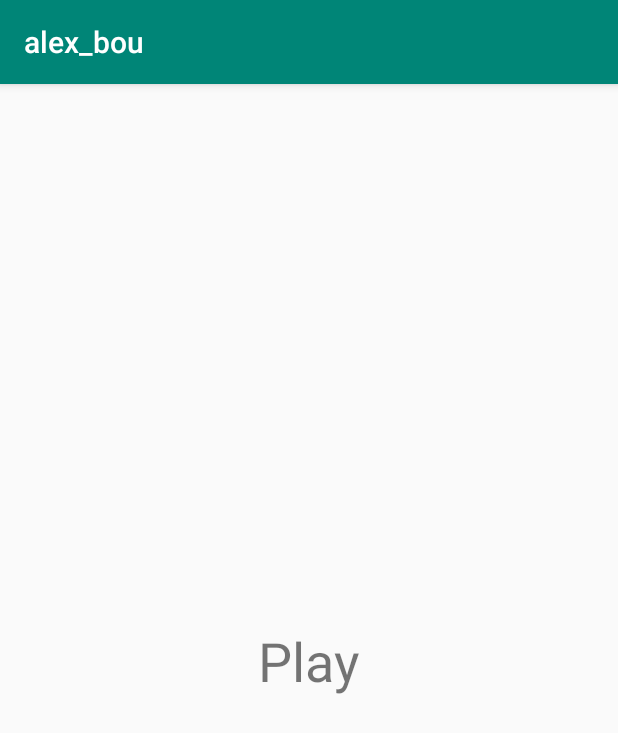
After one commit to razz97/WormyAndroid, an Android app: the PlayActivity screen opened directly, with no data from a screen before it, on a phone screen of 412 x 824 dp. The commit adds this screen. Shown: the top 733 px of the screen. Run offline under Robolectric (Android 15) with nearby library versions, the phone set to English and light mode, and no system bars.

Commit message:
Addded necessary activities.

```diff
--- a/app/build.gradle
+++ b/app/build.gradle
@@ -25,4 +25,5 @@ dependencies {
     testImplementation 'junit:junit:4.12'
     androidTestImplementation 'com.android.support.test:runner:1.0.2'
     androidTestImplementation 'com.android.support.test.espresso:espresso-core:3.0.2'
+    implementation 'com.android.support:design:28.0.0'
 }
--- /dev/null
+++ b/app/src/main/java/alex_bou/stucom/com/alex_bou/PlayActivity.java
@@ -0,0 +1,13 @@
+package alex_bou.stucom.com.alex_bou;
+
+import android.support.v7.app.AppCompatActivity;
+import android.os.Bundle;
+
+public class PlayActivity extends AppCompatActivity {
+
+    @Override
+    protected void onCreate(Bundle savedInstanceState) {
+        super.onCreate(savedInstanceState);
+        setContentView(R.layout.activity_play);
+    }
+}
--- /dev/null
+++ b/app/src/main/res/layout/activity_play.xml
@@ -0,0 +1,23 @@
+<?xml version="1.0" encoding="utf-8"?>
+<android.support.constraint.ConstraintLayout xmlns:android="http://schemas.android.com/apk/res/android"
+    xmlns:app="http://schemas.android.com/apk/res-auto"
+    xmlns:tools="http://schemas.android.com/tools"
+    android:layout_width="match_parent"
+    android:layout_height="match_parent"
+    tools:context=".PlayActivity">
+
+    <TextView
+        android:id="@+id/titlePlay"
+        android:layout_width="wrap_content"
+        android:layout_height="wrap_content"
+        android:layout_marginStart="8dp"
+        android:layout_marginTop="8dp"
+        android:layout_marginEnd="8dp"
+        android:layout_marginBottom="8dp"
+        android:text="@string/btnPlay"
+        android:textSize="36sp"
+        app:layout_constraintBottom_toBottomOf="parent"
+        app:layout_constraintEnd_toEndOf="parent"
+        app:layout_constraintStart_toStartOf="parent"
+        app:layout_constraintTop_toTopOf="parent" />
+</android.support.constraint.ConstraintLayout>
```
Also changed, not shown: app/src/main/AndroidManifest.xml (+10 -1 lines), app/src/main/java/alex_bou/stucom/com/alex_bou/AboutActivity.java (added, +13 -0 lines), app/src/main/java/alex_bou/stucom/com/alex_bou/MainActivity.java (+39 -0 lines), app/src/main/java/alex_bou/stucom/com/alex_bou/RankingActivity.java (added, +13 -0 lines), app/src/main/java/alex_bou/stucom/com/alex_bou/SettingActivity.java (added, +13 -0 lines), app/src/main/res/layout/activity_about.xml (added, +31 -0 lines), app/src/main/res/layout/activity_ranking.xml (added, +23 -0 lines), app/src/main/res/layout/activity_setting.xml (added, +23 -0 lines).
